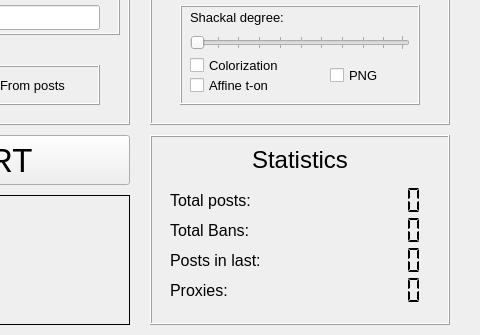
This is gui.ui in arebaka/2ch-wiper as Qt 5 draws it before an edit; both pictures show x 820 to 1300 and y 365 to 700 of the 1300 by 700 pixel window. The edited form follows.
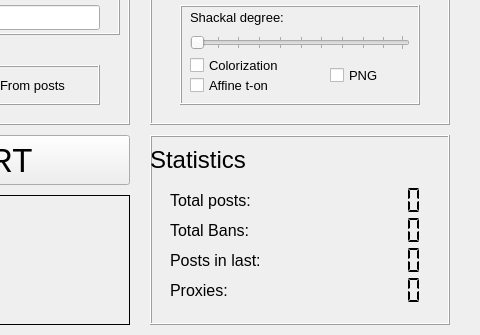
This is the edited form. Icons and pictures are not drawn. Custom widgets are drawn as their Qt base class.

```diff
--- a/gui.ui
+++ b/gui.ui
@@ -3862,7 +3862,7 @@
      <string>Statistics</string>
     </property>
     <property name="alignment">
-     <set>Qt::AlignCenter</set>
+     <set>Qt::AlignLeading|Qt::AlignLeft|Qt::AlignVCenter</set>
     </property>
     <property name="class" stdset="0">
      <string>gui-frame-header</string>
```
Left out of the diff: 6 changed lines with no effect on the pictures.
